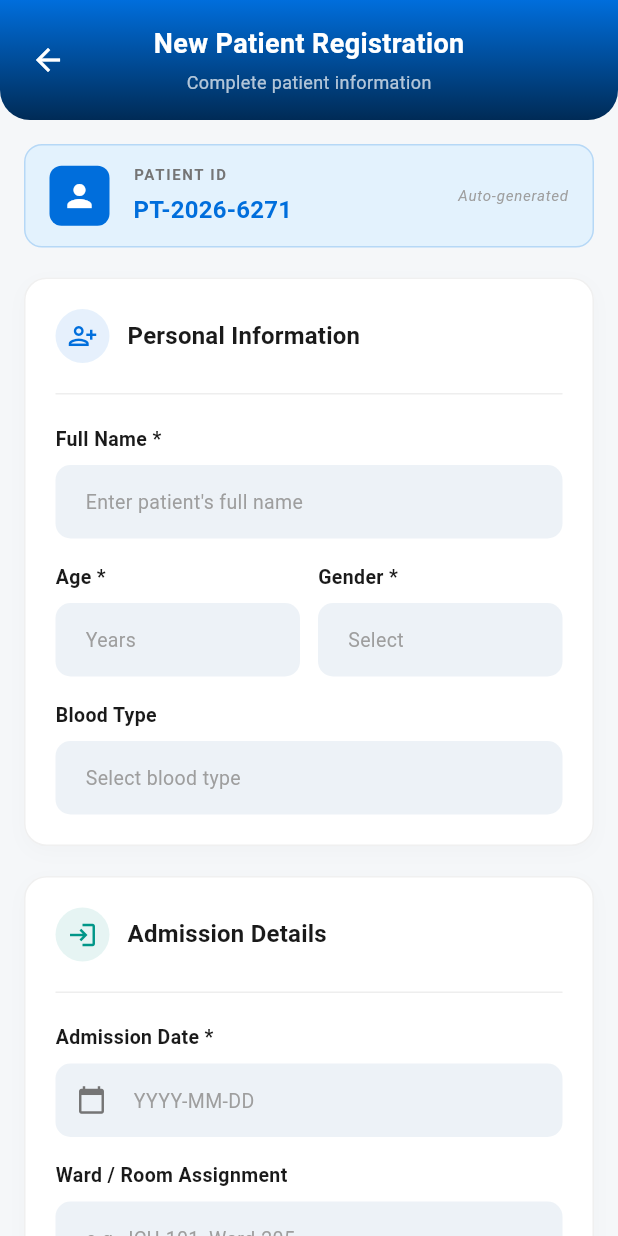
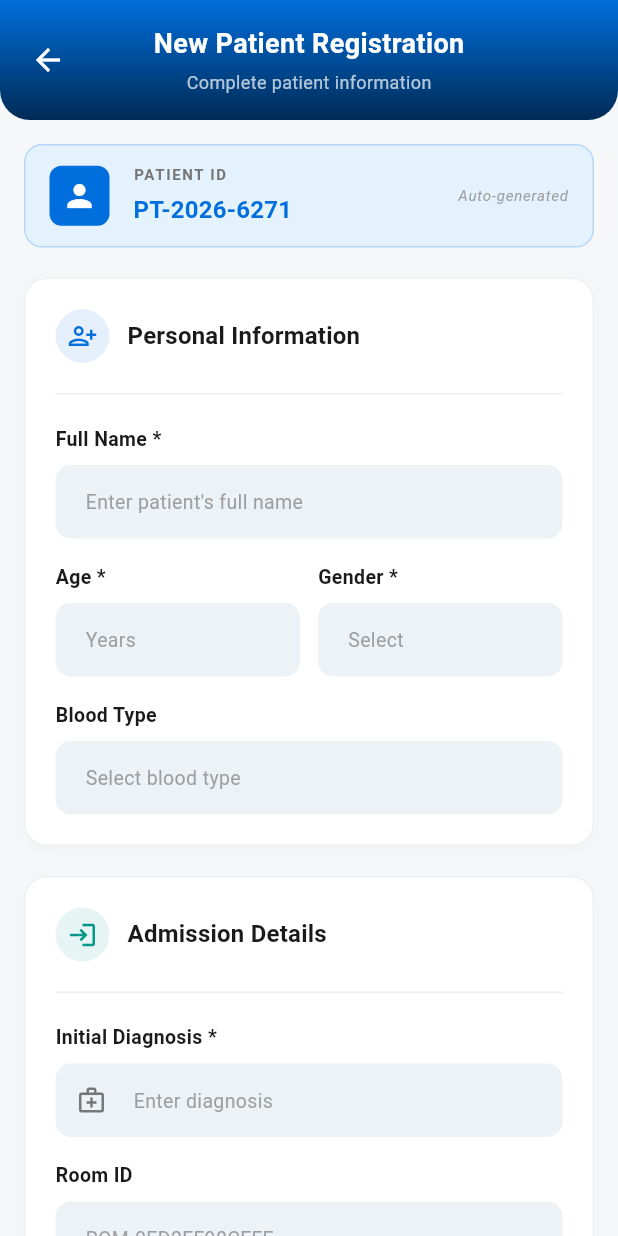
Before and after one commit to mumenabdelkader/cortexia, a Flutter app: the NewPatientRegistrationScreen screen opened directly, on a phone screen of 412 x 824 dp. Run offline on Flutter 3.47's test engine with Material 3 defaults, Android fonts, the phone set to English and light mode, and no system bars; our stand-ins replace bloc, dio, flutter_bloc, flutter_screenutil, flutter_secure_storage, get_it and 2 more; accounts and stored records are empty; generated files the repository leaves out were written again.

Commit message:
Add admission form section with state management and API integration

```diff
--- a/lib/core/networking/api_constants.dart
+++ b/lib/core/networking/api_constants.dart
@@ -5,7 +5,8 @@ class ApiConstants {
   static const String login = "/api/Auth/login";
   static const String forgotPassword = "/api/Auth/forgot-password";
   static const String resetPassword = "/api/Auth/reset-password";
-  static const String CaseHistory = "/api/admissions/{admissionId}/case-history";
+  static const String caseHistory = "/api/admissions/{admissionId}/case-history";
+  static const String createAdmission = "/api/Admission/patients/{patientId}";
   static const String createPatientOrGetAll = "/api/Patients"; // Assumed
 
   static const String updateCustomer = "/api/mobile/Customers/UpdateCustomer";
--- /dev/null
+++ b/lib/features/admission/data/models/admission_request_body.dart
@@ -0,0 +1,27 @@
+import 'package:json_annotation/json_annotation.dart';
+
+part 'admission_request_body.g.dart';
+
+@JsonSerializable()
+class AdmissionRequestBody {
+  final String patientId;
+  final String doctorId;
+  final String admissionDate;
+  final String initialDiagnosis;
+  final String roomId;
+  final String bedId;
+
+  AdmissionRequestBody({
+    required this.patientId,
+    required this.doctorId,
+    required this.admissionDate,
+    required this.initialDiagnosis,
+    required this.roomId,
+    required this.bedId,
+  });
+
+  factory AdmissionRequestBody.fromJson(Map<String, dynamic> json) =>
+      _$AdmissionRequestBodyFromJson(json);
+
+  Map<String, dynamic> toJson() => _$AdmissionRequestBodyToJson(this);
+}
--- /dev/null
+++ b/lib/features/admission/data/models/admission_response_body.dart
@@ -0,0 +1,43 @@
+import 'package:json_annotation/json_annotation.dart';
+
+part 'admission_response_body.g.dart';
+
+@JsonSerializable()
+class AdmissionResponseBody {
+  final String? nationalId;
+  final String? patientId;
+  final String? fileNumber;
+  final String? name;
+  final String? dateOfBirth;
+  final String? gender;
+  final String? email;
+  final String? phone;
+  final String? admissionId;
+  final String? admissionDate;
+  final String? initialDiagnosis;
+  final String? status;
+  final String? bedId;
+  final String? roomId;
+
+  AdmissionResponseBody({
+    this.nationalId,
+    this.patientId,
+    this.fileNumber,
+    this.name,
+    this.dateOfBirth,
+    this.gender,
+    this.email,
+    this.phone,
+    this.admissionId,
+    this.admissionDate,
+    this.initialDiagnosis,
+    this.status,
+    this.bedId,
+    this.roomId,
+  });
+
+  factory AdmissionResponseBody.fromJson(Map<String, dynamic> json) =>
+      _$AdmissionResponseBodyFromJson(json);
+
+  Map<String, dynamic> toJson() => _$AdmissionResponseBodyToJson(this);
+}
--- /dev/null
+++ b/lib/features/admission/domain/repo/admission_repo_interface.dart
@@ -0,0 +1,10 @@
+import 'package:cortexia/core/networking/api_result.dart';
+import 'package:cortexia/features/admission/data/models/admission_request_body.dart';
+import 'package:cortexia/features/admission/data/models/admission_response_body.dart';
+
+abstract class AdmissionRepoInterface {
+  Future<ApiResult<List<AdmissionResponseBody>>> createAdmission(
+    String patientId,
+    AdmissionRequestBody requestBody,
+  );
+}
--- /dev/null
+++ b/lib/features/admission/presentation/controllers/admission_state.dart
@@ -0,0 +1,19 @@
+import 'package:flutter/foundation.dart';
+import 'package:cortexia/features/admission/data/models/admission_response_body.dart';
+
+@immutable
+abstract class AdmissionState {}
+
+class AdmissionInitial extends AdmissionState {}
+
+class AdmissionLoading extends AdmissionState {}
+
+class AdmissionSuccess extends AdmissionState {
+  final List<AdmissionResponseBody> admissions;
+  AdmissionSuccess(this.admissions);
+}
+
+class AdmissionError extends AdmissionState {
+  final String message;
+  AdmissionError({required this.message});
+}
--- /dev/null
+++ b/lib/features/admission/presentation/widgets/admission_form_section_container.dart
@@ -0,0 +1,120 @@
+import 'package:cortexia/core/widgets/custom_elevated_button.dart';
+import 'package:cortexia/core/widgets/custom_form_field.dart';
+import 'package:cortexia/features/admission/presentation/controllers/admission_cubit.dart';
+import 'package:cortexia/features/admission/presentation/controllers/admission_state.dart';
+import 'package:cortexia/features/patient/presentation/widgets/form_section_container.dart';
+import 'package:flutter/material.dart';
+import 'package:flutter_bloc/flutter_bloc.dart';
+
+class AdmissionFormSectionContainer extends StatefulWidget {
+  const AdmissionFormSectionContainer({super.key});
+
+  @override
+  State<AdmissionFormSectionContainer> createState() => _AdmissionFormSectionContainerState();
+}
+
+class _AdmissionFormSectionContainerState extends State<AdmissionFormSectionContainer> {
+  // تعريف الـ Controllers هنا لضمان عدم إعادة إنشائها مع كل Build
+  late TextEditingController initialDiagnosisController;
+  late TextEditingController roomIdController;
+  late TextEditingController bedIdController;
+  final String admissionDate = DateTime.now().toIso8601String();
+
+  @override
+  void initState() {
+    super.initState();
+    initialDiagnosisController = TextEditingController();
+    roomIdController = TextEditingController();
+    bedIdController = TextEditingController();
+  }
+
+  @override
+  void dispose() {
+    // تنظيف الذاكرة عند إغلاق الشاشة
+    initialDiagnosisController.dispose();
+    roomIdController.dispose();
+    bedIdController.dispose();
+    super.dispose();
+  }
+
+  @override
+  Widget build(BuildContext context) {
+    return BlocConsumer<AdmissionCubit, AdmissionState>(
+      listener: (context, state) {
+        if (state is AdmissionSuccess) {
+          ScaffoldMessenger.of(context).showSnackBar(
+            const SnackBar(
+              content: Text("Admission saved successfully!"),
+              backgroundColor: Colors.green,
+            ),
+          );
+          // يمكنك هنا إضافة Navigation لو حابب تخرج من الصفحة بعد النجاح
+        } else if (state is AdmissionError) {
+          ScaffoldMessenger.of(context).showSnackBar(
+            SnackBar(
+              content: Text(state.message),
+              backgroundColor: Colors.red,
+            ),
+          );
+        }
+      },
+      builder: (context, state) {
+        return FormSectionContainer(
+          title: "Admission Details",
+          icon: Icons.login_outlined,
+          iconColor: Colors.teal,
+          children: [
+            CustomTextFormField(
+              labelText: "Initial Diagnosis *",
+              hintText: "Enter diagnosis",
+              prefixIcon: Icons.medical_services_outlined,
+              controller: initialDiagnosisController,
+            ),
+            const SizedBox(height: 16),
+            CustomTextFormField(
+              labelText: "Room ID",
+              hintText: "ROM-0ED2FF98CFFE",
+              controller: roomIdController,
+            ),
+            const SizedBox(height: 16),
+            CustomTextFormField(
+              labelText: "Bed ID",
+              hintText: "BED-B3BE37F61944",
+              controller: bedIdController,
+            ),
+            const SizedBox(height: 24),
+
+            // التحقق من حالة اللودنج لتغيير شكل الزرار
+            state is AdmissionLoading
+                ? const Center(
+              child: Padding(
+                padding: EdgeInsets.all(8.0),
+                child: CircularProgressIndicator(color: Colors.teal),
+              ),
+            )
+                : CustomElevatedButton(
+              text: "Save Admission",
+              onPressed: () {
+                // التأكد من أن البيانات ليست فارغة قبل الإرسال (اختياري)
+                if (initialDiagnosisController.text.isNotEmpty) {
+                  context.read<AdmissionCubit>().createAdmission(
+                    patientId: "PAT-FA20DCEE31AE",
+                    doctorId: "DOC-1436C0633BBD",
+                    admissionDate: admissionDate,
+                    initialDiagnosis: initialDiagnosisController.text,
+                    roomId: roomIdController.text,
+                    bedId: bedIdController.text,
+                  );
+                } else {
+                  ScaffoldMessenger.of(context).showSnackBar(
+                    const SnackBar(content: Text("Please fill required fields")),
+                  );
+                }
+              },
+            ),
+          ],
+        );
+      },
+    );
+  }
+}
--- a/lib/features/patient/presentation/ui/new_patient_registration_screen.dart
+++ b/lib/features/patient/presentation/ui/new_patient_registration_screen.dart
@@ -1,12 +1,18 @@
+import 'package:cortexia/core/di/dependency_injection.dart';
 import 'package:cortexia/core/widgets/custom_elevated_button.dart';
 import 'package:cortexia/core/widgets/custom_form_field.dart';
+import 'package:cortexia/features/admission/presentation/controllers/admission_cubit.dart';
+import 'package:cortexia/features/admission/presentation/widgets/admission_form_section_container.dart';
 import 'package:cortexia/features/patient/presentation/ui/patient_list_screen.dart';
 import 'package:cortexia/features/patient/presentation/widgets/form_section_container.dart';
 import 'package:cortexia/features/patient/presentation/widgets/patient_id_header.dart';
+
 // تأكد من استيراد ملف الـ CustomAppBar الجديد هنا
 import 'package:cortexia/core/widgets/custom_app_bar.dart';
 import 'package:flutter/material.dart';
 import 'package:cortexia/core/themes/color_themes.dart';
+import 'package:flutter_bloc/flutter_bloc.dart';
+import 'package:get_it/get_it.dart';
 
 
 class NewPatientRegistrationScreen extends StatelessWidget {
@@ -68,22 +74,9 @@ class NewPatientRegistrationScreen extends StatelessWidget {
             ),
 
             // قسم تفاصيل الدخول
-            FormSectionContainer(
-              title: "Admission Details",
-              icon: Icons.login_outlined,
-              iconColor: Colors.teal,
-              children: [
-                const CustomTextFormField(
-                  labelText: "Admission Date *",
-                  hintText: "YYYY-MM-DD",
-                  prefixIcon: Icons.calendar_today,
-                ),
-                const SizedBox(height: 16),
-                const CustomTextFormField(
-                  labelText: "Ward / Room Assignment",
-                  hintText: "e.g., ICU-101, Ward-205",
-                ),
-              ],
+            BlocProvider(
+              create: (context) => AdmissionCubit(GetIt.I.get()),
+              child: AdmissionFormSectionContainer(),
             ),
 
             // قسم المعلومات الطبية
@@ -113,7 +106,8 @@ class NewPatientRegistrationScreen extends StatelessWidget {
                 // ScaffoldMessenger.of(context).showSnackBar(
                 //   const SnackBar(content: Text("Patient Registered Successfully!")),
                 // );
-                Navigator.push(context, MaterialPageRoute(builder: (context) =>PatientListScreen() ,));
+                Navigator.push(context, MaterialPageRoute(
+                  builder: (context) => PatientListScreen(),));
               },
             ),
             const SizedBox(height: 20),
```
Also changed, not shown: lib/core/di/dependency_injection.dart (+14 -5 lines), lib/features/admission/data/apis/admission_service.dart (added, +18 -0 lines), lib/features/admission/data/repo/admission_repo_impl.dart (added, +28 -0 lines), lib/features/admission/presentation/controllers/admission_cubit.dart (added, +42 -0 lines), lib/features/admission/data/apis/admission_service.g.dart (added), lib/features/admission/data/models/admission_request_body.g.dart (added), lib/features/admission/data/models/admission_response_body.g.dart (added).
